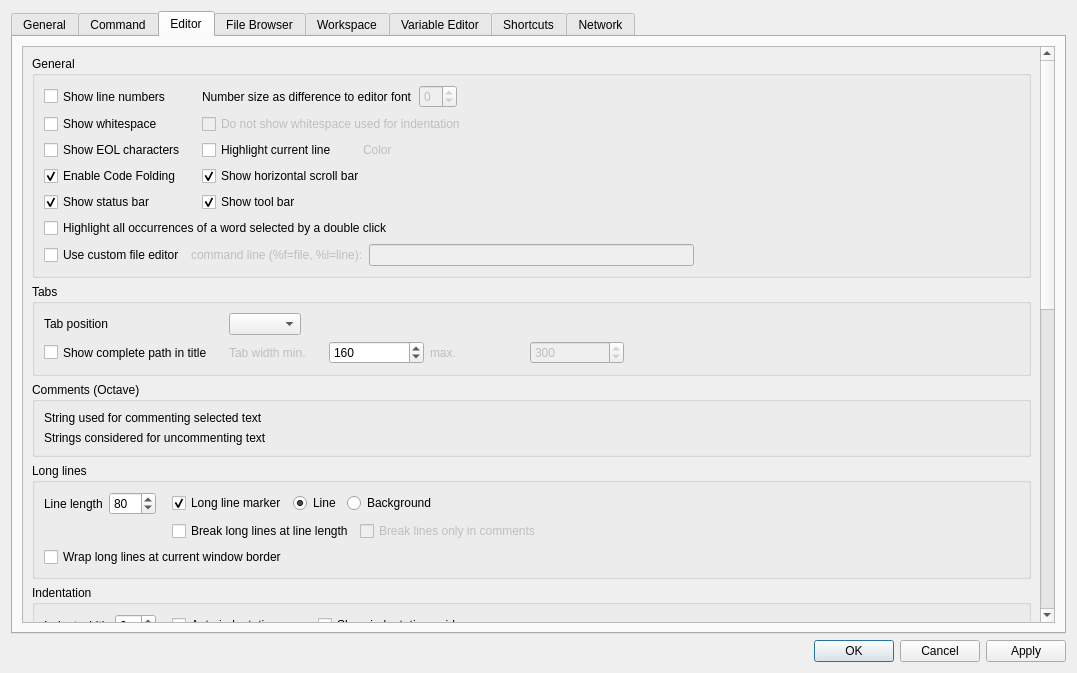
Old version of the form libgui/src/settings-dialog.ui in the repository gnu-octave/octave.
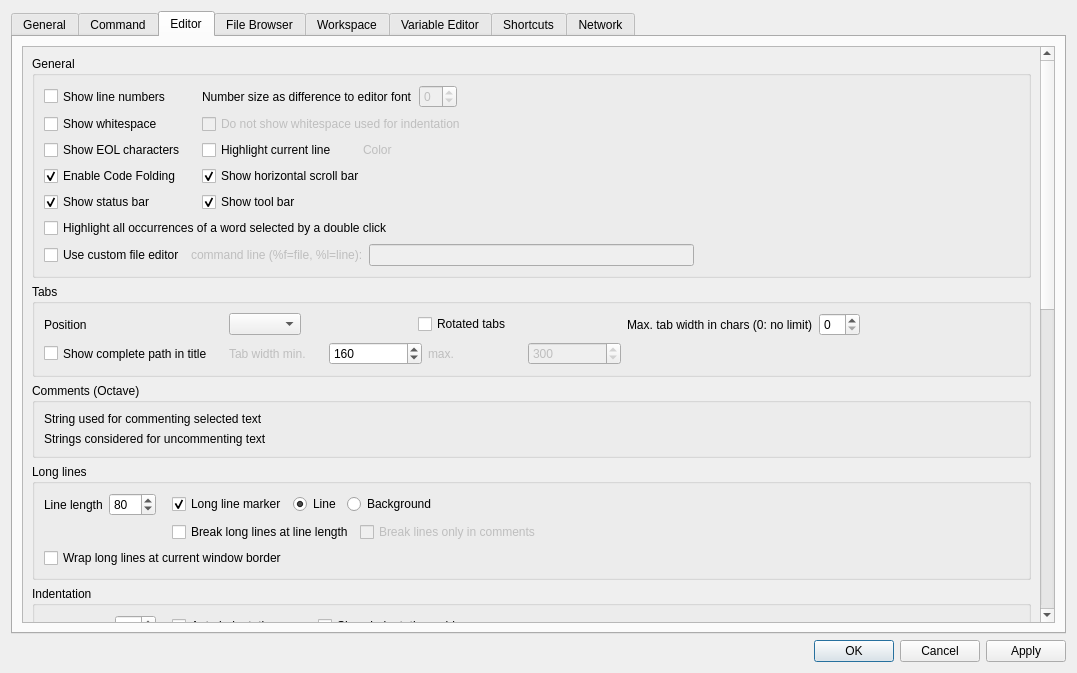
New version of the form. The open tabs and pages were chosen to show the change.

Commit message: allow rotated tabs in the file editor (bug #60276)

```diff
--- a/libgui/src/settings-dialog.ui
+++ b/libgui/src/settings-dialog.ui
@@ -863,7 +863,7 @@
             <x>0</x>
             <y>0</y>
             <width>1021</width>
-            <height>1529</height>
+            <height>1530</height>
            </rect>
           </property>
           <layout class="QVBoxLayout" name="verticalLayout_16">
@@ -1225,6 +1225,32 @@
                     <property name="orientation">
                      <enum>Qt::Horizontal</enum>
                     </property>
+                    <property name="sizeType">
+                     <enum>QSizePolicy::Expanding</enum>
+                    </property>
+                    <property name="sizeHint" stdset="0">
+                     <size>
+                      <width>20</width>
+                      <height>20</height>
+                     </size>
+                    </property>
+                   </spacer>
+                  </item>
+                  <item>
+                   <widget class="QCheckBox" name="editor_cb_tabs_rotated">
+                    <property name="toolTip">
+                     <string>&lt;html&gt;&lt;head/&gt;&lt;body&gt;&lt;p&gt;Roate tabs: Vertical when at top or bottom and horizontal when left or right. The close button is not shown in rotated tabs.&lt;/p&gt;&lt;/body&gt;&lt;/html&gt;</string>
+                    </property>
+                    <property name="text">
+                     <string>Rotated tabs</string>
+                    </property>
+                   </widget>
+                  </item>
+                  <item>
+                   <spacer name="horizontalSpacer_33">
+                    <property name="orientation">
+                     <enum>Qt::Horizontal</enum>
+                    </property>
                     <property name="sizeHint" stdset="0">
                      <size>
                       <width>40</width>
@@ -1238,7 +1264,7 @@
                 <item row="0" column="0">
                  <widget class="QLabel" name="label_30">
                   <property name="text">
-                   <string>Tab position</string>
+                   <string>Position</string>
                   </property>
                  </widget>
                 </item>
@@ -1342,6 +1368,40 @@
                   </property>
                  </spacer>
                 </item>
+                <item row="0" column="3">
+                 <layout class="QHBoxLayout" name="horizontalLayout_15">
+                  <item>
+                   <widget class="QLabel" name="label_3">
+                    <property name="text">
+                     <string>Max. tab width in chars (0: no limit)</string>
+                    </property>
+                   </widget>
+                  </item>
+                  <item>
+                   <widget class="QSpinBox" name="editor_sb_tabs_max_width">
+                    <property name="toolTip">
+                     <string>&lt;html&gt;&lt;head/&gt;&lt;body&gt;&lt;p&gt;Max. width of a tab in characters (average char. width). Especially useful for rotated tabs.&lt;/p&gt;&lt;/body&gt;&lt;/html&gt;</string>
+                    </property>
+                    <property name="maximum">
+                     <number>64</number>
+                    </property>
+                   </widget>
+                  </item>
+                  <item>
+                   <spacer name="horizontalSpacer_38">
+                    <property name="orientation">
+                     <enum>Qt::Horizontal</enum>
+                    </property>
+                    <property name="sizeHint" stdset="0">
+                     <size>
+                      <width>40</width>
+                      <height>20</height>
+                     </size>
+                    </property>
+                   </spacer>
+                  </item>
+                 </layout>
+                </item>
                </layout>
               </item>
              </layout>
```
Left out of the diff: 2 changed lines with no effect on the pictures. The commit also changes 5 other files.
